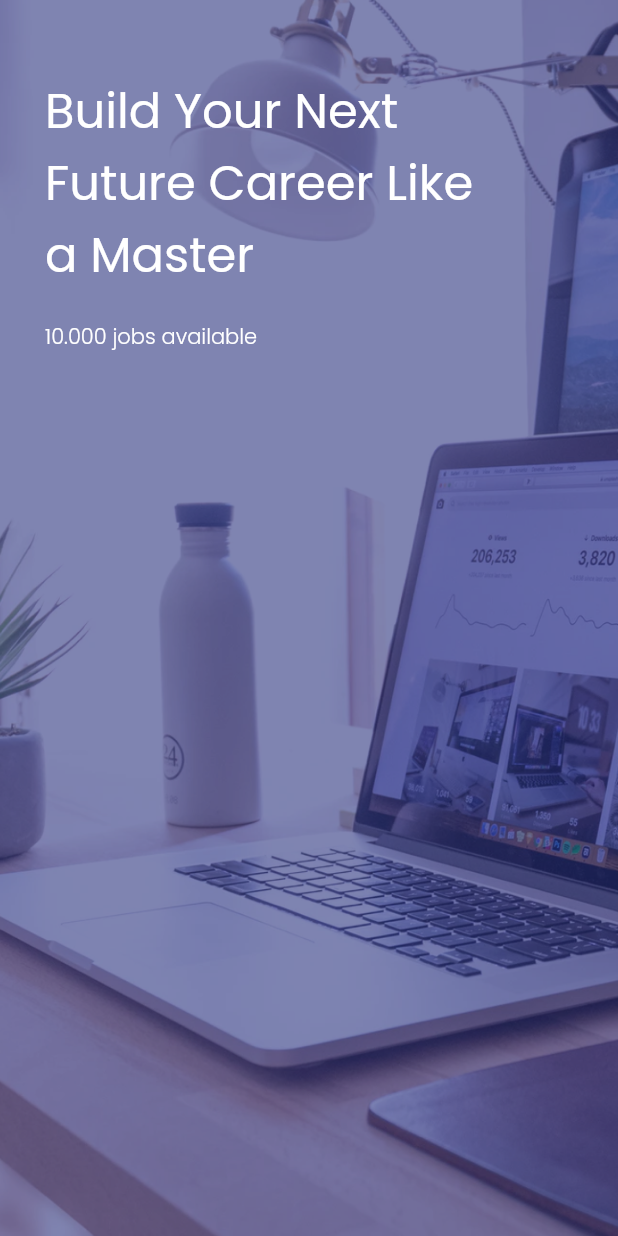
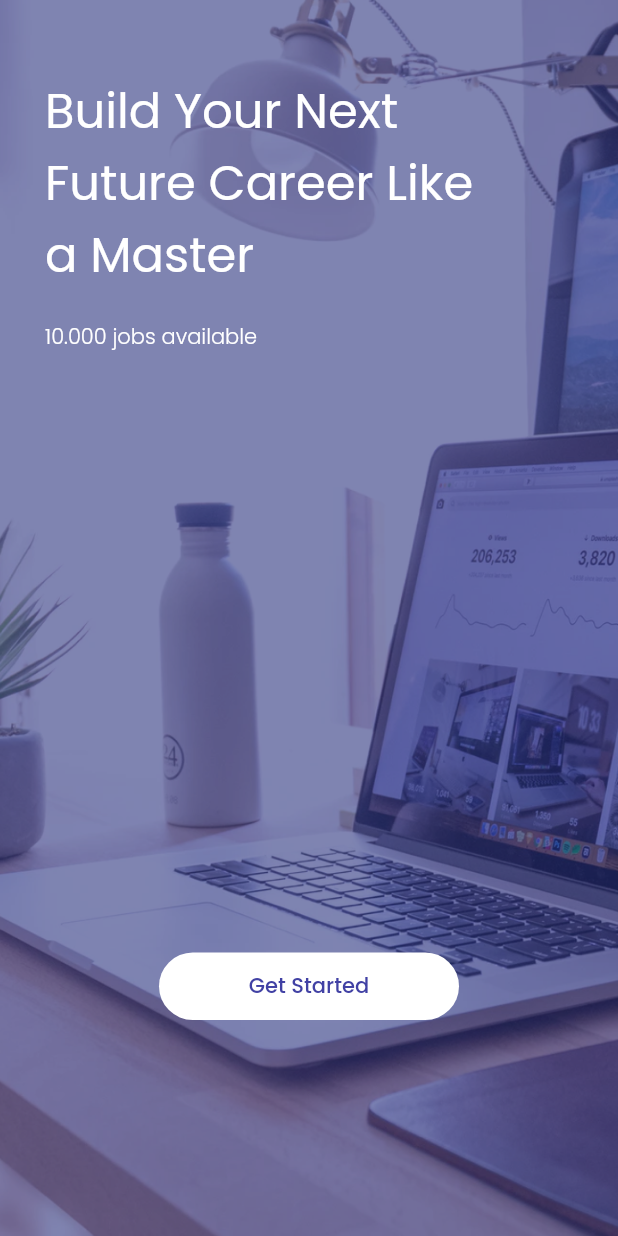
Before and after one commit to soulofjava/ui_bwa, a Flutter app: the screen it shows after launch, on a phone screen of 412 x 824 dp. Run offline on Flutter 3.47's test engine with Material 2 defaults, Android fonts, the phone set to English and light mode, and no system bars; our stand-ins replace google_fonts.

Commit message:
started page #3

```diff
--- a/lib/pages/started_page.dart
+++ b/lib/pages/started_page.dart
@@ -45,6 +45,34 @@ class GetStartedPage extends StatelessWidget {
                     fontWeight: FontWeight.w300,
                   ),
                 ),
+                Center(
+                  child: Padding(
+                    padding: const EdgeInsets.only(
+                      top: 400,
+                    ),
+                    child: Container(
+                      width: 200,
+                      height: 45,
+                      child: TextButton(
+                        style: TextButton.styleFrom(
+                          backgroundColor: Colors.white,
+                          shape: RoundedRectangleBorder(
+                            borderRadius: BorderRadius.circular(66),
+                          ),
+                        ),
+                        onPressed: () {},
+                        child: Text(
+                          'Get Started',
+                          style: GoogleFonts.poppins(
+                            color: Color(0xff4141A4),
+                            fontSize: 14,
+                            fontWeight: FontWeight.w500,
+                          ),
+                        ),
+                      ),
+                    ),
+                  ),
+                ),
               ],
             ),
           ),
```
Also changed, not shown: lib/theme.dart (added, +58 -0 lines).
